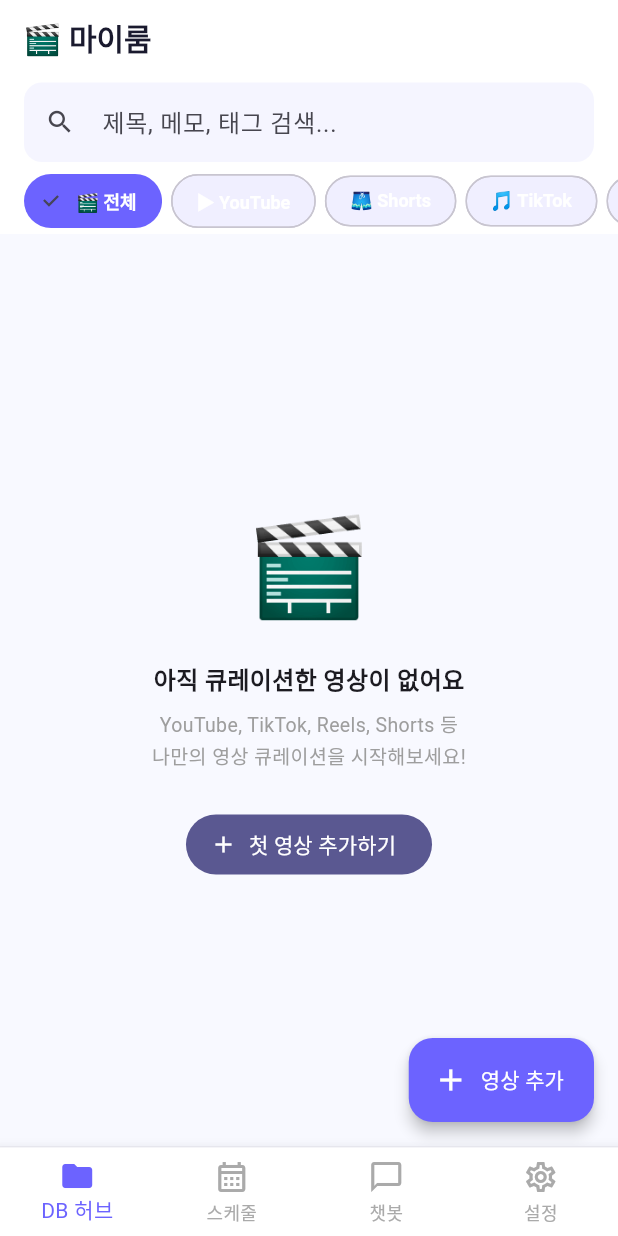
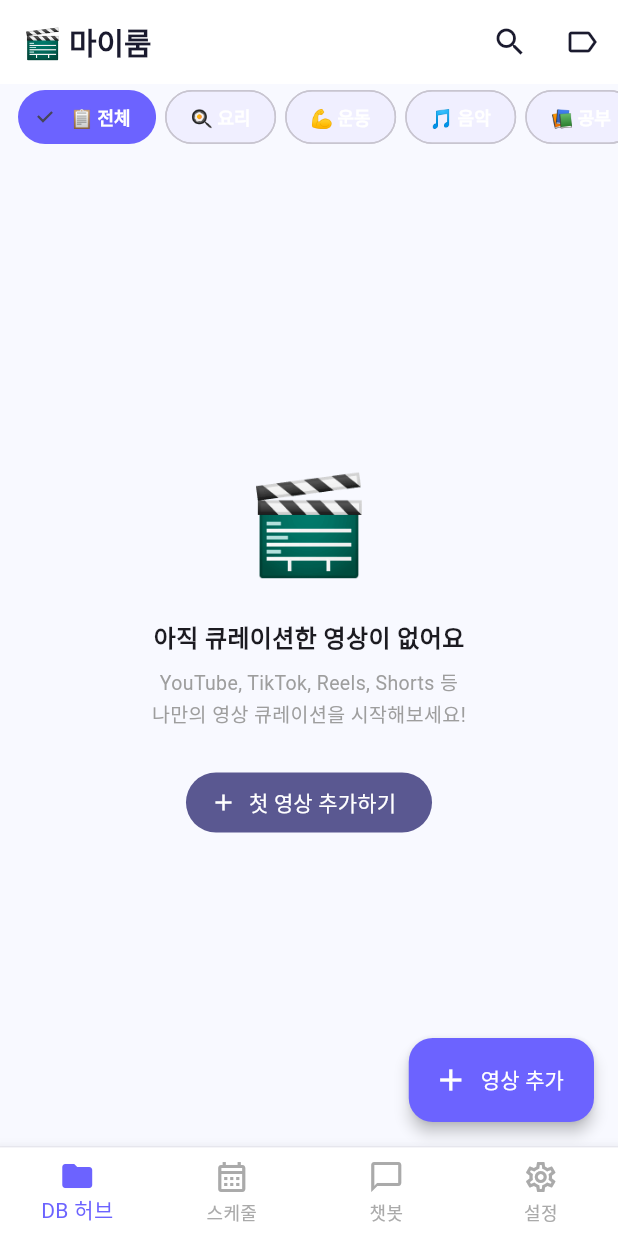
Before and after one commit to cine1052rene/my_nexus, a Flutter app: the MyroomScreen screen opened by its route, on a phone screen of 412 x 824 dp. Run offline on Flutter 3.47's test engine with Material 3 defaults, Android fonts, the phone set to English and light mode, and no system bars; our stand-ins replace cached_network_image, cloud_firestore, cloud_functions, firebase_auth, firebase_core, flutter_riverpod and 4 more; missing offline and left inert: enough_mail; accounts and stored records are empty.

Commit message:
feat: 마이룸 콘텐츠 태그 필터 + 검색창 앱바 이동
- 플랫폼 필터 → 콘텐츠 태그 필터로 교체 (요리/운동/음악/공부/IT 기본 5개)
- 검색창을 AppBar 타이틀 영역으로 이동 (검색 아이콘 탭 → 인라인 입력)
- 태그 추가/편집/삭제 관리 시트 신규 구현 (label_outline 아이콘)
- 태그 목록 Firestore 저장 (settings/myroom_tags), 미설정 시 기본값 자동 적용
- MyroomTag 모델 + FirestoreService 태그 CRUD 추가

```diff
--- a/lib/features/myroom/providers/myroom_provider.dart
+++ b/lib/features/myroom/providers/myroom_provider.dart
@@ -1,43 +1,55 @@
 import 'package:flutter_riverpod/flutter_riverpod.dart';
 import 'package:uuid/uuid.dart';
 import '../models/video_clip.dart';
+import '../models/myroom_tag.dart';
 import '../../../shared/services/firestore_service.dart';
-
-// 선택된 플랫폼 필터
-final myroomPlatformProvider = StateProvider<String>((ref) => 'all');
 
 // 검색어
 final myroomSearchProvider = StateProvider<String>((ref) => '');
 
-// 클립 스트림 (플랫폼 필터별)
-final clipsStreamProvider = StreamProvider.family<List<VideoClip>, String>(
-  (ref, platform) => FirestoreService().clipsStream(platform: platform),
+// 선택된 콘텐츠 태그 필터 (null = 전체)
+final myroomSelectedTagProvider = StateProvider<String?>((ref) => null);
+
+// 사용자 커스텀 태그 목록 (Firestore, 없으면 기본값)
+final myroomTagsProvider = StreamProvider<List<MyroomTag>>(
+  (ref) => FirestoreService().myroomTagsStream(),
+);
+
+// 클립 스트림 (전체)
+final clipsStreamProvider = StreamProvider<List<VideoClip>>(
+  (ref) => FirestoreService().clipsStream(),
 );
 
 // 필터링된 클립 목록
 final filteredClipsProvider = Provider<AsyncValue<List<VideoClip>>>((ref) {
-  final platform = ref.watch(myroomPlatformProvider);
   final search = ref.watch(myroomSearchProvider);
-  final clips = ref.watch(clipsStreamProvider(platform));
+  final selectedTag = ref.watch(myroomSelectedTagProvider);
+  final clips = ref.watch(clipsStreamProvider);
 
   return clips.when(
     data: (items) {
-      if (search.isEmpty) return AsyncData(items);
-      final q = search.toLowerCase();
-      return AsyncData(
-        items.where((c) =>
-          c.title.toLowerCase().contains(q) ||
-          (c.note?.toLowerCase().contains(q) ?? false) ||
-          c.tags.any((t) => t.toLowerCase().contains(q)),
-        ).toList(),
-      );
+      var filtered = items;
+      if (selectedTag != null) {
+        filtered =
+            filtered.where((c) => c.tags.contains(selectedTag)).toList();
+      }
+      if (search.isNotEmpty) {
+        final q = search.toLowerCase();
+        filtered = filtered
+            .where((c) =>
+                c.title.toLowerCase().contains(q) ||
+                (c.note?.toLowerCase().contains(q) ?? false) ||
+                c.tags.any((t) => t.toLowerCase().contains(q)))
+            .toList();
+      }
+      return AsyncData(filtered);
     },
     loading: () => const AsyncLoading(),
     error: (e, s) => AsyncError(e, s),
   );
 });
 
-// 클립 CRUD 액션
+// 클립 + 태그 CRUD 액션
 class MyroomNotifier extends Notifier<void> {
   @override
   void build() {}
@@ -87,6 +99,15 @@ class MyroomNotifier extends Notifier<void> {
       return e.toString();
     }
   }
+
+  Future<String?> saveTags(List<MyroomTag> tags) async {
+    try {
+      await _svc.saveMyroomTags(tags);
+      return null;
+    } catch (e) {
+      return e.toString();
+    }
+  }
 }
 
 final myroomNotifierProvider =
--- a/lib/features/myroom/screens/myroom_screen.dart
+++ b/lib/features/myroom/screens/myroom_screen.dart
@@ -4,89 +4,185 @@ import '../models/video_clip.dart';
 import '../providers/myroom_provider.dart';
 import '../widgets/clip_card.dart';
 import '../widgets/add_clip_sheet.dart';
+import '../widgets/tag_manager_sheet.dart';
 
-// 플랫폼 필터 옵션
-const _platformFilters = [
-  ('all', '전체', '🎬'),
-  ('youtube', 'YouTube', '▶️'),
-  ('shorts', 'Shorts', '🩳'),
-  ('tiktok', 'TikTok', '🎵'),
-  ('reels', 'Reels', '📸'),
-  ('clip', '클립', '📎'),
-  ('other', '기타', '🔗'),
-];
-
-class MyroomScreen extends ConsumerWidget {
+class MyroomScreen extends ConsumerStatefulWidget {
   const MyroomScreen({super.key});
 
   @override
-  Widget build(BuildContext context, WidgetRef ref) {
-    final platform = ref.watch(myroomPlatformProvider);
-    final search = ref.watch(myroomSearchProvider);
+  ConsumerState<MyroomScreen> createState() => _MyroomScreenState();
+}
+
+class _MyroomScreenState extends ConsumerState<MyroomScreen> {
+  bool _searchActive = false;
+  final _searchCtrl = TextEditingController();
+  final _focusNode = FocusNode();
+
+  @override
+  void dispose() {
+    _searchCtrl.dispose();
+    _focusNode.dispose();
+    super.dispose();
+  }
+
+  void _activateSearch() {
+    setState(() => _searchActive = true);
+    Future.microtask(() => _focusNode.requestFocus());
+  }
+
+  void _clearSearch() {
+    _searchCtrl.clear();
+    ref.read(myroomSearchProvider.notifier).state = '';
+    setState(() => _searchActive = false);
+    _focusNode.unfocus();
+  }
+
+  void _showAddSheet() {
+    showModalBottomSheet(
+      context: context,
+      isScrollControlled: true,
+      backgroundColor: Colors.transparent,
+      builder: (_) => const AddClipSheet(),
+    );
+  }
+
+  void _showEditSheet(VideoClip clip) {
+    showModalBottomSheet(
+      context: context,
+      isScrollControlled: true,
+      backgroundColor: Colors.transparent,
+      builder: (_) => AddClipSheet(editClip: clip),
+    );
+  }
+
+  Future<void> _confirmDelete(VideoClip clip) async {
+    final ok = await showDialog<bool>(
+      context: context,
+      builder: (dialogCtx) => AlertDialog(
+        title: const Text('클립 삭제'),
+        content: Text('"${clip.title}"을 큐레이션에서 제거할까요?'),
+        actions: [
+          TextButton(
+              onPressed: () => Navigator.pop(dialogCtx, false),
+              child: const Text('취소')),
+          TextButton(
+              onPressed: () => Navigator.pop(dialogCtx, true),
+              style: TextButton.styleFrom(foregroundColor: Colors.red),
+              child: const Text('삭제')),
+        ],
+      ),
+    );
+    if (ok == true && mounted) {
+      await ref.read(myroomNotifierProvider.notifier).deleteClip(clip.id);
+    }
+  }
+
+  void _openTagManager() {
+    showModalBottomSheet(
+      context: context,
+      isScrollControlled: true,
+      backgroundColor: Colors.transparent,
+      builder: (_) => const TagManagerSheet(),
+    );
+  }
+
+  @override
+  Widget build(BuildContext context) {
     final clipsAsync = ref.watch(filteredClipsProvider);
+    final tagsAsync = ref.watch(myroomTagsProvider);
+    final selectedTag = ref.watch(myroomSelectedTagProvider);
 
     return Scaffold(
       appBar: AppBar(
-        title: const Text('🎬 마이룸'),
-        bottom: PreferredSize(
-          preferredSize: const Size.fromHeight(100),
-          child: Column(
-            children: [
-              // 검색바
-              Padding(
-                padding: const EdgeInsets.symmetric(horizontal: 16, vertical: 4),
-                child: TextField(
-                  decoration: InputDecoration(
+        title: _searchActive
+            ? TextField(
+                controller: _searchCtrl,
+                focusNode: _focusNode,
+                autofocus: true,
+                decoration: const InputDecoration(
                   hintText: '제목, 메모, 태그 검색...',
-                    prefixIcon: const Icon(Icons.search, size: 20),
-                    suffixIcon: search.isNotEmpty
-                        ? IconButton(
-                            icon: const Icon(Icons.clear, size: 18),
-                            onPressed: () =>
-                                ref.read(myroomSearchProvider.notifier).state = '',
-                          )
-                        : null,
+                  border: InputBorder.none,
+                  filled: false,
+                  contentPadding: EdgeInsets.zero,
                 ),
+                style: const TextStyle(fontSize: 16),
                 onChanged: (v) =>
                     ref.read(myroomSearchProvider.notifier).state = v,
+              )
+            : const Text('🎬 마이룸'),
+        actions: [
+          if (_searchActive)
+            IconButton(
+              icon: const Icon(Icons.close),
+              onPressed: _clearSearch,
+            )
+          else ...[
+            IconButton(
+              icon: const Icon(Icons.search),
+              onPressed: _activateSearch,
+            ),
+            IconButton(
+              icon: const Icon(Icons.label_outline),
+              tooltip: '태그 관리',
+              onPressed: _openTagManager,
+            ),
+          ],
+        ],
+      ),
+      body: Column(
+        children: [
+          // 태그 필터 칩
+          tagsAsync.when(
+            loading: () => const SizedBox(height: 44),
+            error: (_, __) => const SizedBox(height: 44),
+            data: (tags) => SizedBox(
+              height: 44,
+              child: ListView(
+                scrollDirection: Axis.horizontal,
+                padding: const EdgeInsets.symmetric(horizontal: 12),
+                children: [
+                  // 전체
+                  Padding(
+                    padding: const EdgeInsets.only(right: 6),
+                    child: FilterChip(
+                      label: const Text('📋 전체'),
+                      selected: selectedTag == null,
+                      onSelected: (_) => ref
+                          .read(myroomSelectedTagProvider.notifier)
+                          .state = null,
                     ),
                   ),
-              // 플랫폼 필터 칩
-              SizedBox(
-                height: 44,
-                child: ListView.separated(
-                  scrollDirection: Axis.horizontal,
-                  padding: const EdgeInsets.symmetric(horizontal: 16),
-                  itemCount: _platformFilters.length,
-                  separatorBuilder: (_, __) => const SizedBox(width: 6),
-                  itemBuilder: (_, i) {
-                    final (id, label, emoji) = _platformFilters[i];
-                    final selected = platform == id;
-                    return FilterChip(
-                      label: Text('$emoji $label'),
-                      selected: selected,
-                      onSelected: (_) =>
-                          ref.read(myroomPlatformProvider.notifier).state = id,
-                    );
-                  },
+                  // 커스텀 태그들
+                  ...tags.map((tag) => Padding(
+                        padding: const EdgeInsets.only(right: 6),
+                        child: FilterChip(
+                          label: Text('${tag.emoji} ${tag.label}'),
+                          selected: selectedTag == tag.label,
+                          onSelected: (_) => ref
+                              .read(myroomSelectedTagProvider.notifier)
+                              .state = selectedTag == tag.label
+                                  ? null
+                                  : tag.label,
                         ),
-              ),
+                      )),
                 ],
               ),
             ),
           ),
-      body: clipsAsync.when(
-        loading: () => const Center(child: CircularProgressIndicator()),
+          // 클립 그리드
+          Expanded(
+            child: clipsAsync.when(
+              loading: () =>
+                  const Center(child: CircularProgressIndicator()),
               error: (e, _) => Center(child: Text('오류: $e')),
               data: (clips) {
                 if (clips.isEmpty) {
-            return _EmptyState(
-              onAdd: () => _showAddSheet(context),
-            );
+                  return _EmptyState(onAdd: _showAddSheet);
                 }
                 return GridView.builder(
-            padding: const EdgeInsets.fromLTRB(12, 12, 12, 100),
-            gridDelegate: const SliverGridDelegateWithFixedCrossAxisCount(
+                  padding: const EdgeInsets.fromLTRB(12, 8, 12, 100),
+                  gridDelegate:
+                      const SliverGridDelegateWithFixedCrossAxisCount(
                     crossAxisCount: 2,
                     crossAxisSpacing: 8,
                     mainAxisSpacing: 8,
@@ -97,60 +193,22 @@ class MyroomScreen extends ConsumerWidget {
                     final clip = clips[i];
                     return ClipCard(
                       clip: clip,
-                onEdit: () => _showEditSheet(context, clip),
-                onDelete: () => _confirmDelete(context, ref, clip),
+                      onEdit: () => _showEditSheet(clip),
+                      onDelete: () => _confirmDelete(clip),
                     );
                   },
                 );
               },
             ),
+          ),
+        ],
+      ),
       floatingActionButton: FloatingActionButton.extended(
-        onPressed: () => _showAddSheet(context),
+        onPressed: _showAddSheet,
         icon: const Icon(Icons.add),
         label: const Text('영상 추가'),
       ),
     );
-  }
-
-  void _showAddSheet(BuildContext context) {
-    showModalBottomSheet(
-      context: context,
-      isScrollControlled: true,
-      backgroundColor: Colors.transparent,
-      builder: (_) => const AddClipSheet(),
-    );
-  }
-
-  void _showEditSheet(BuildContext context, VideoClip clip) {
-    showModalBottomSheet(
-      context: context,
-      isScrollControlled: true,
-      backgroundColor: Colors.transparent,
-      builder: (_) => AddClipSheet(editClip: clip),
-    );
-  }
-
-  Future<void> _confirmDelete(
-      BuildContext context, WidgetRef ref, VideoClip clip) async {
-    final ok = await showDialog<bool>(
-      context: context,
-      builder: (_) => AlertDialog(
-        title: const Text('클립 삭제'),
-        content: Text('"${clip.title}"을 큐레이션에서 제거할까요?'),
-        actions: [
-          TextButton(
-              onPressed: () => Navigator.pop(context, false),
-              child: const Text('취소')),
-          TextButton(
-              onPressed: () => Navigator.pop(context, true),
-              style: TextButton.styleFrom(foregroundColor: Colors.red),
-              child: const Text('삭제')),
-        ],
-      ),
-    );
-    if (ok == true) {
-      await ref.read(myroomNotifierProvider.notifier).deleteClip(clip.id);
-    }
   }
 }
 
@@ -174,7 +232,8 @@ class _EmptyState extends StatelessWidget {
           Text(
             'YouTube, TikTok, Reels, Shorts 등\n나만의 영상 큐레이션을 시작해보세요!',
             textAlign: TextAlign.center,
-            style: TextStyle(color: Colors.grey[500], fontSize: 13, height: 1.5),
+            style:
+                TextStyle(color: Colors.grey[500], fontSize: 13, height: 1.5),
           ),
           const SizedBox(height: 24),
           FilledButton.icon(
```
Also changed, not shown: lib/features/myroom/models/myroom_tag.dart (added, +34 -0 lines), lib/features/myroom/widgets/tag_manager_sheet.dart (added, +235 -0 lines), lib/shared/services/firestore_service.dart (+21 -0 lines). Lines whose indentation alone changed are shown as unchanged.
